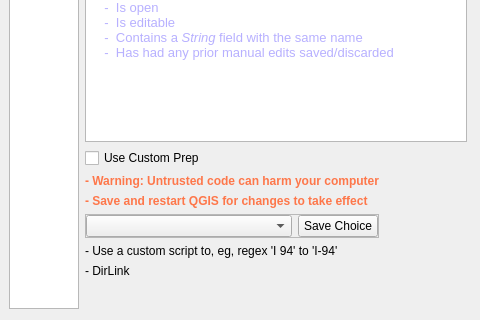
Old version of the form src/dialog_ui/dialog_base.ui in the repository tetrakai1/GetFeats; both pictures show x 0 to 480 and y 177 to 497 of the 593 by 497 pixel window.
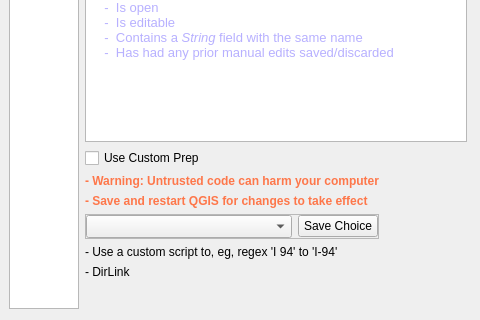
New version of the form. The open tabs and pages were chosen to show the change. Custom widgets are drawn as their Qt base class.

Commit message: Set fontsize of custom_prep combobox

Patch:
```diff
--- a/src/dialog_ui/dialog_base.ui
+++ b/src/dialog_ui/dialog_base.ui
@@ -1429,7 +1429,13 @@
                     <number>0</number>
                    </property>
                    <item>
-                    <widget class="QComboBox" name="customPrepFile"/>
+                    <widget class="QComboBox" name="customPrepFile">
+                     <property name="font">
+                      <font>
+                       <pointsize>10</pointsize>
+                      </font>
+                     </property>
+                    </widget>
                    </item>
                    <item>
                     <widget class="QPushButton" name="saveCustomPrep">
```
Left out of the diff: 2 changed lines with no effect on the pictures.
